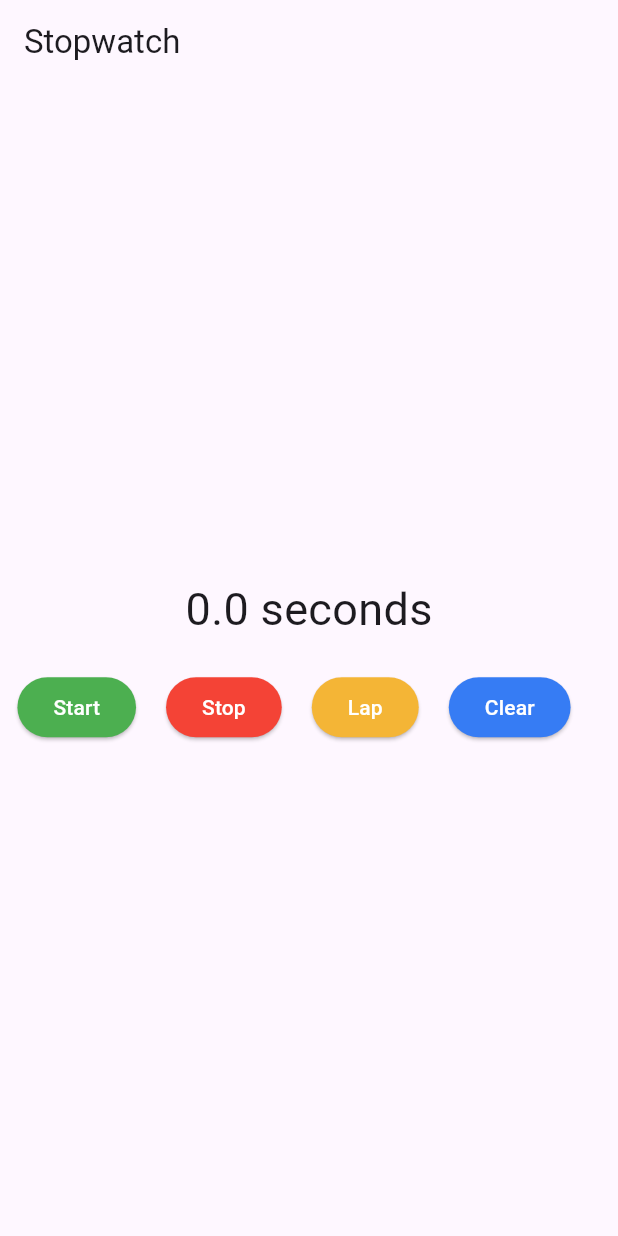
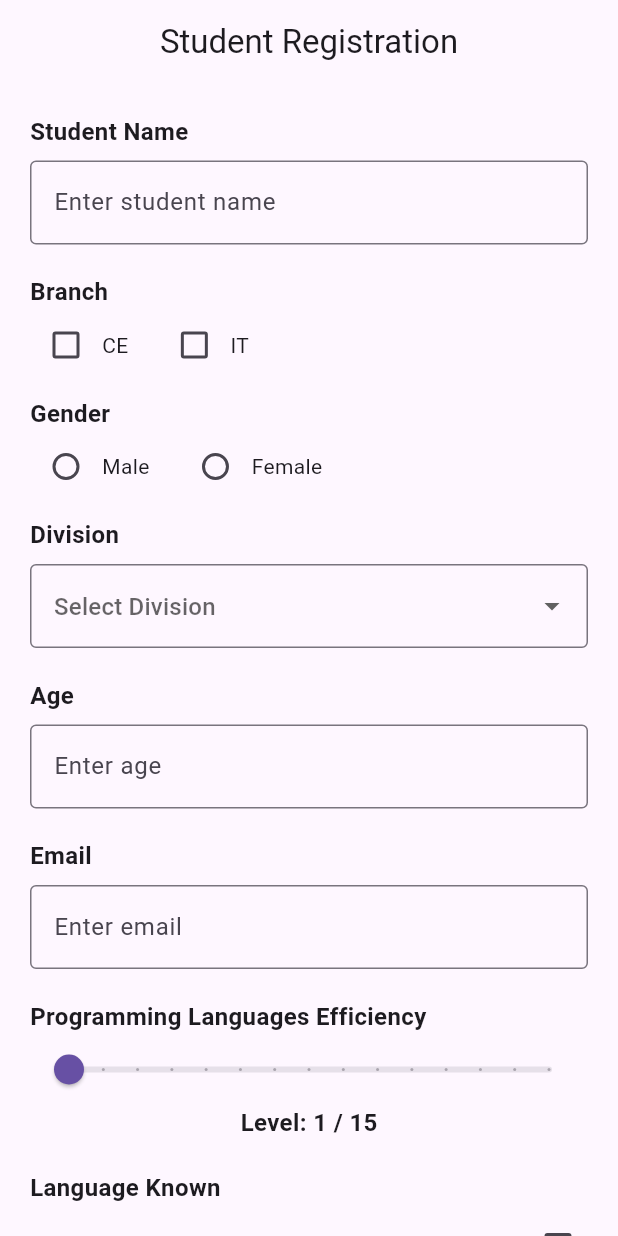
Before and after one commit to tisha-m/Flutter, a Flutter app: the screen it shows after launch, on a phone screen of 412 x 824 dp. Run offline on Flutter 3.47's test engine with Material 3 defaults, Android fonts, the phone set to English and light mode, and no system bars.

Commit message:
Registration Page Exercise

```diff
--- /dev/null
+++ b/demo/lib/exercise.dart
@@ -0,0 +1,461 @@
+import 'package:flutter/material.dart';
+
+class RegistrationPage extends StatefulWidget {
+  const RegistrationPage({super.key});
+
+  @override
+  State<RegistrationPage> createState() => _RegistrationPageState();
+}
+
+class _RegistrationPageState extends State<RegistrationPage> {
+  // Controllers
+  final TextEditingController nameController = TextEditingController();
+  final TextEditingController ageController = TextEditingController();
+  final TextEditingController emailController = TextEditingController();
+
+  // Branch
+  bool isCE = false;
+  bool isIT = false;
+
+  // Gender
+  String? gender;
+
+  // Division
+  String? division;
+
+  // Programming efficiency
+  double efficiency = 1;
+
+  // Languages
+  bool hindi = false;
+  bool english = false;
+  bool gujarati = false;
+
+  // Submitted data
+  bool submitted = false;
+
+  void submitForm() {
+    if (nameController.text.isEmpty ||
+        ageController.text.isEmpty ||
+        emailController.text.isEmpty ||
+        gender == null ||
+        division == null ||
+        (!isCE && !isIT)) {
+      ScaffoldMessenger.of(context).showSnackBar(
+        const SnackBar(
+          content: Text('Please fill all required details.'),
+        ),
+      );
+      return;
+    }
+
+    setState(() {
+      submitted = true;
+    });
+  }
+
+  @override
+  void dispose() {
+    nameController.dispose();
+    ageController.dispose();
+    emailController.dispose();
+    super.dispose();
+  }
+
+  Widget detailRow(String title, String value) {
+    return Padding(
+      padding: const EdgeInsets.symmetric(vertical: 6),
+      child: Row(
+        crossAxisAlignment: CrossAxisAlignment.start,
+        children: [
+          SizedBox(
+            width: 160,
+            child: Text(
+              '$title:',
+              style: const TextStyle(
+                fontWeight: FontWeight.bold,
+              ),
+            ),
+          ),
+          Expanded(
+            child: Text(value),
+          ),
+        ],
+      ),
+    );
+  }
+
+  @override
+  Widget build(BuildContext context) {
+    return Scaffold(
+      appBar: AppBar(
+        title: const Text('Student Registration'),
+        centerTitle: true,
+      ),
+
+      body: SingleChildScrollView(
+        padding: const EdgeInsets.all(20),
+
+        child: Column(
+          crossAxisAlignment: CrossAxisAlignment.start,
+          children: [
+
+            // Student Name
+            const Text(
+              'Student Name',
+              style: TextStyle(
+                fontSize: 16,
+                fontWeight: FontWeight.bold,
+              ),
+            ),
+
+            const SizedBox(height: 8),
+
+            TextField(
+              controller: nameController,
+              decoration: const InputDecoration(
+                border: OutlineInputBorder(),
+                hintText: 'Enter student name',
+              ),
+            ),
+
+            const SizedBox(height: 20),
+
+            // Branch
+            const Text(
+              'Branch',
+              style: TextStyle(
+                fontSize: 16,
+                fontWeight: FontWeight.bold,
+              ),
+            ),
+
+            Row(
+              children: [
+                Checkbox(
+                  value: isCE,
+                  onChanged: (value) {
+                    setState(() {
+                      isCE = value ?? false;
+
+                      if (isCE) {
+                        isIT = false;
+                      }
+                    });
+                  },
+                ),
+                const Text('CE'),
+
+                const SizedBox(width: 20),
+
+                Checkbox(
+                  value: isIT,
+                  onChanged: (value) {
+                    setState(() {
+                      isIT = value ?? false;
+
+                      if (isIT) {
+                        isCE = false;
+                      }
+                    });
+                  },
+                ),
+                const Text('IT'),
+              ],
+            ),
+
+            const SizedBox(height: 10),
+
+            // Gender
+            const Text(
+              'Gender',
+              style: TextStyle(
+                fontSize: 16,
+                fontWeight: FontWeight.bold,
+              ),
+            ),
+
+            Row(
+              children: [
+                Radio<String>(
+                  value: 'Male',
+                  groupValue: gender,
+                  onChanged: (value) {
+                    setState(() {
+                      gender = value;
+                    });
+                  },
+                ),
+                const Text('Male'),
+
+                const SizedBox(width: 20),
+
+                Radio<String>(
+                  value: 'Female',
+                  groupValue: gender,
+                  onChanged: (value) {
+                    setState(() {
+                      gender = value;
+                    });
+                  },
+                ),
+                const Text('Female'),
+              ],
+            ),
+
+            const SizedBox(height: 10),
+
+            // Division
+            const Text(
+              'Division',
+              style: TextStyle(
+                fontSize: 16,
+                fontWeight: FontWeight.bold,
+              ),
+            ),
+
+            const SizedBox(height: 8),
+
+            DropdownButtonFormField<String>(
+              value: division,
+              decoration: const InputDecoration(
+                border: OutlineInputBorder(),
+                hintText: 'Select Division',
+              ),
+              items: ['A', 'B', 'C', 'D', 'E', 'F', 'G']
+                  .map(
+                    (div) => DropdownMenuItem(
+                      value: div,
+                      child: Text(div),
+                    ),
+                  )
+                  .toList(),
+              onChanged: (value) {
+                setState(() {
+                  division = value;
+                });
+              },
+            ),
+
+            const SizedBox(height: 20),
+
+            // Age
+            const Text(
+              'Age',
+              style: TextStyle(
+                fontSize: 16,
+                fontWeight: FontWeight.bold,
+              ),
+            ),
+
+            const SizedBox(height: 8),
+
+            TextField(
+              controller: ageController,
+              keyboardType: TextInputType.number,
+              decoration: const InputDecoration(
+                border: OutlineInputBorder(),
+                hintText: 'Enter age',
+              ),
+            ),
+
+            const SizedBox(height: 20),
+
+            // Email
+            const Text(
+              'Email',
+              style: TextStyle(
+                fontSize: 16,
+                fontWeight: FontWeight.bold,
+              ),
+            ),
+
+            const SizedBox(height: 8),
+
+            TextField(
+              controller: emailController,
+              keyboardType: TextInputType.emailAddress,
+              decoration: const InputDecoration(
+                border: OutlineInputBorder(),
+                hintText: 'Enter email',
+              ),
+            ),
+
+            const SizedBox(height: 20),
+
+            // Programming Efficiency
+            const Text(
+              'Programming Languages Efficiency',
+              style: TextStyle(
+                fontSize: 16,
+                fontWeight: FontWeight.bold,
+              ),
+            ),
+
+            Slider(
+              value: efficiency,
+              min: 1,
+              max: 15,
+              divisions: 14,
+              label: efficiency.round().toString(),
+              onChanged: (value) {
+                setState(() {
+                  efficiency = value;
+                });
+              },
+            ),
+
+            Center(
+              child: Text(
+                'Level: ${efficiency.round()} / 15',
+                style: const TextStyle(
+                  fontSize: 16,
+                  fontWeight: FontWeight.bold,
+                ),
+              ),
+            ),
+
+            const SizedBox(height: 20),
+
+            // Languages Known
+            const Text(
+              'Language Known',
+              style: TextStyle(
+                fontSize: 16,
+                fontWeight: FontWeight.bold,
+              ),
+            ),
+
+            CheckboxListTile(
+              title: const Text('Hindi'),
+              value: hindi,
+              contentPadding: EdgeInsets.zero,
+              onChanged: (value) {
+                setState(() {
+                  hindi = value ?? false;
+                });
+              },
+            ),
+
+            CheckboxListTile(
+              title: const Text('English'),
+              value: english,
+              contentPadding: EdgeInsets.zero,
+              onChanged: (value) {
+                setState(() {
+                  english = value ?? false;
+                });
+              },
+            ),
+
+            CheckboxListTile(
+              title: const Text('Gujarati'),
+              value: gujarati,
+              contentPadding: EdgeInsets.zero,
+              onChanged: (value) {
+                setState(() {
+                  gujarati = value ?? false;
+                });
+              },
+            ),
+
+            const SizedBox(height: 15),
+
+            // Submit Button
+            SizedBox(
+              width: double.infinity,
+              height: 50,
+              child: ElevatedButton(
+                onPressed: submitForm,
+                child: const Text(
+                  'Submit',
+                  style: TextStyle(fontSize: 18),
+                ),
+              ),
+            ),
+
+            const SizedBox(height: 25),
+
+            // Display submitted details
+            if (submitted) ...[
+              const Divider(thickness: 2),
+
+              const SizedBox(height: 15),
+
+              const Text(
+                'Submitted Details',
+                style: TextStyle(
+                  fontSize: 22,
+                  fontWeight: FontWeight.bold,
+                ),
+              ),
+
+              const SizedBox(height: 15),
+
+              Card(
+                elevation: 3,
+                child: Padding(
+                  padding: const EdgeInsets.all(16),
+                  child: Column(
+                    crossAxisAlignment: CrossAxisAlignment.start,
+                    children: [
+                      detailRow(
+                        'Student Name',
+                        nameController.text,
+                      ),
+
+                      detailRow(
+                        'Branch',
+                        isCE ? 'CE' : 'IT',
+                      ),
+
+                      detailRow(
+                        'Gender',
+                        gender!,
+                      ),
+
+                      detailRow(
+                        'Division',
+                        division!,
+                      ),
+
+                      detailRow(
+                        'Age',
+                        ageController.text,
+                      ),
+
+                      detailRow(
+                        'Email',
+                        emailController.text,
+                      ),
+
+                      detailRow(
+                        'Programming Efficiency',
+                        '${efficiency.round()} / 15',
+                      ),
+
+                      detailRow(
+                        'Languages Known',
+                        [
+                          if (hindi) 'Hindi',
+                          if (english) 'English',
+                          if (gujarati) 'Gujarati',
+                        ].isEmpty
+                            ? 'None'
+                            : [
+                                if (hindi) 'Hindi',
+                                if (english) 'English',
+                                if (gujarati) 'Gujarati',
+                              ].join(', '),
+                      ),
+                    ],
+                  ),
+                ),
+              ),
+            ],
+          ],
+        ),
+      ),
+    );
+  }
+}
--- a/demo/lib/main.dart
+++ b/demo/lib/main.dart
@@ -1,18 +1,42 @@
-import './Stopwatch/stopwatch.dart';
+// // import './Stopwatch/stopwatch.dart';
+// // import 'package:flutter/material.dart';
+
+// // void main() {
+// //   runApp(const StopwatchRun());
+// // }
+
+// // class StopwatchRun extends StatelessWidget {
+// //   const StopwatchRun({super.key});
+
+// //   @override
+// //   Widget build(BuildContext context) {
+// //     return const MaterialApp(
+// //       debugShowCheckedModeBanner: false,
+// //       home: StopWatchExample(),
+// //       );
+// //   }
+// // }
+
 import 'package:flutter/material.dart';
+import 'exercise.dart';
 
 void main() {
-  runApp(const StopwatchRun());
+  runApp(const MyApp());
 }
 
-class StopwatchRun extends StatelessWidget {
-  const StopwatchRun({super.key});
+class MyApp extends StatelessWidget {
+  const MyApp({super.key});
 
   @override
   Widget build(BuildContext context) {
-    return const MaterialApp(
+    return MaterialApp(
       debugShowCheckedModeBanner: false,
-      home: StopWatchExample(),
-      );
+      title: 'Student Registration',
+      theme: ThemeData(
+        primarySwatch: Colors.blue,
+        useMaterial3: true,
+      ),
+      home: const RegistrationPage(),
+    );
   }
 }
```
